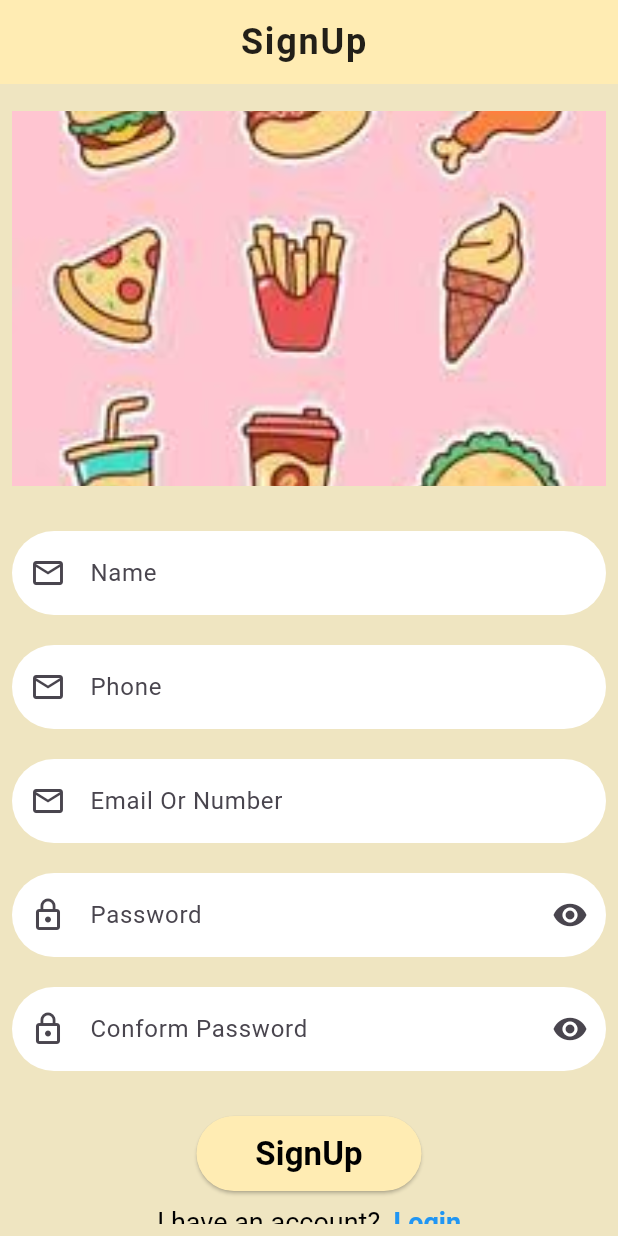
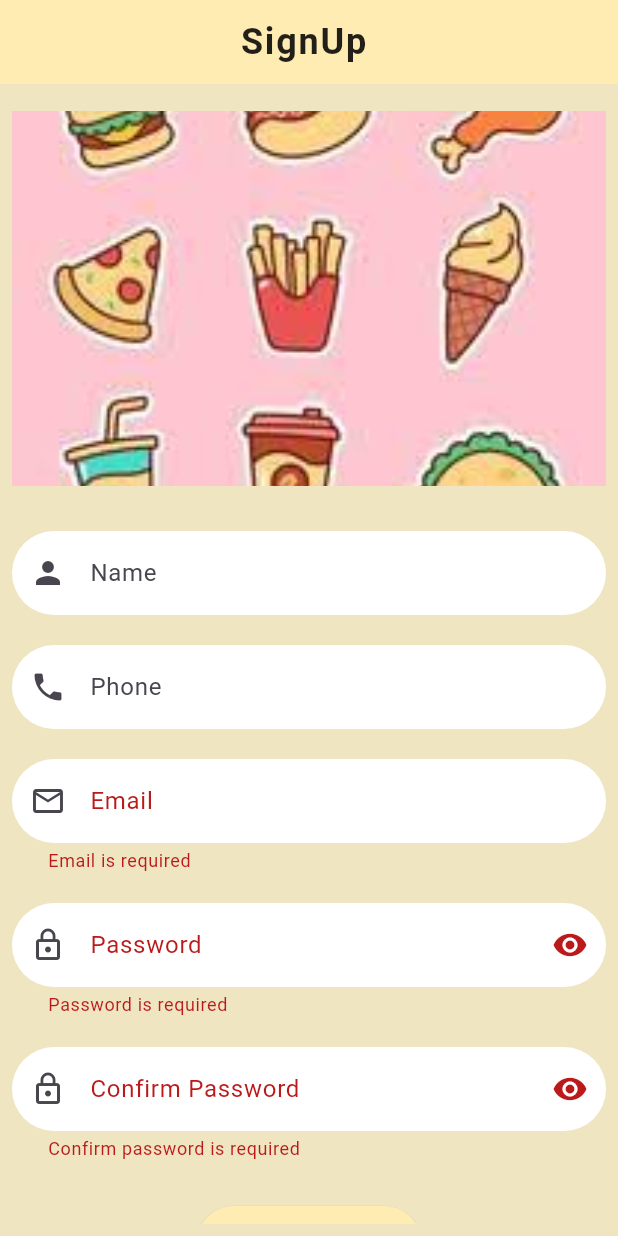
Before and after one commit to Mudasir-Rahman/elvatrix_ui_task, a Flutter app: the SignUpScreen screen opened directly, after a tap on "SignUp", on a phone screen of 412 x 824 dp. Run offline on Flutter 3.47's test engine with Material 3 defaults, Android fonts, the light colour scheme and no system bars; our stand-ins replace firebase_auth, firebase_core, flutter_bloc, fluttertoast; accounts and stored records are empty; generated files the repository leaves out were written again.

```diff
--- a/lib/blocs/auth/auth_signup/auth_signup_bloc.dart
+++ b/lib/blocs/auth/auth_signup/auth_signup_bloc.dart
@@ -0,0 +1,28 @@
+import 'package:flutter_bloc/flutter_bloc.dart';
+import '../../../core/repository/auth_firebase_repository.dart';
+import 'auth_signup_event.dart';
+import 'auth_signup_state.dart';
+
+class AuthSignupBloc extends Bloc<AuthSignupEvent, AuthSignupState> {
+  final AuthRepository authRepository;
+
+  AuthSignupBloc({required this.authRepository})
+      : super(AuthSignupInitialState()) {
+    on<AuthSignUpRequested>((event, emit) async {
+      emit(AuthSignupLoadingState());
+      try {
+        final user = await authRepository.signUp(
+          email: event.email,
+          password: event.password,
+        );
+        if (user != null) {
+          emit(AuthSignupSuccessState());
+        } else {
+          emit(AuthSignupFailureState("Sign up failed: User is null"));
+        }
+      } catch (e) {
+        emit(AuthSignupFailureState(e.toString()));
+      }
+    });
+  }
+}
--- a/lib/blocs/auth/auth_signup/auth_signup_event.dart
+++ b/lib/blocs/auth/auth_signup/auth_signup_event.dart
@@ -0,0 +1,9 @@
+abstract class AuthSignupEvent{}
+class AuthSignUpRequested extends AuthSignupEvent{
+  final String name ;
+  final String phone ;
+  final String email;
+  final String password ;
+  final String ConformPassword;
+  AuthSignUpRequested( this.name , this.phone,this.email,this.password,this.ConformPassword);
+}
--- a/lib/blocs/auth/auth_signup/auth_signup_state.dart
+++ b/lib/blocs/auth/auth_signup/auth_signup_state.dart
@@ -0,0 +1,8 @@
+abstract class AuthSignupState{}
+class AuthSignupInitialState   extends AuthSignupState{}
+class AuthSignupLoadingState extends AuthSignupState{}
+class AuthSignupSuccessState extends AuthSignupState{}
+class AuthSignupFailureState extends AuthSignupState{
+final String message;
+AuthSignupFailureState(this.message);
+}
--- a/lib/core/repository/auth_firebase_repository.dart
+++ b/lib/core/repository/auth_firebase_repository.dart
@@ -8,6 +8,11 @@ class AuthRepository{
         password: password);
   return result.user;
   }
+  Future<User?> signUp({required String email ,required String password}) async{
+    final result= await firebaseAuth.createUserWithEmailAndPassword(email: email,
+        password: password);
+    return result.user;
+  }
   Future<void> signOut() async {
     await firebaseAuth.signOut();
   }
--- a/lib/core/view/ui_screen/login_screen.dart
+++ b/lib/core/view/ui_screen/login_screen.dart
@@ -58,8 +58,6 @@ Navigator.push(context, MaterialPageRoute(builder: (context)=>HomeScreen()));
         SnackBar(content: Text(state.message)),
       );
     }
-
-
   },
   child: Form(
          key: formKey,
--- a/lib/core/view/ui_screen/signUp_screen.dart
+++ b/lib/core/view/ui_screen/signUp_screen.dart
@@ -1,4 +1,9 @@
+import 'package:elvtrix_ui_task/blocs/auth/auth_signup/auth_signup_bloc.dart';
+import 'package:elvtrix_ui_task/blocs/auth/auth_signup/auth_signup_event.dart';
+import 'package:elvtrix_ui_task/blocs/auth/auth_signup/auth_signup_state.dart';
 import 'package:elvtrix_ui_task/core/themes/app_color.dart';
+import 'package:flutter_bloc/flutter_bloc.dart';
+import '../home/home_Screen.dart';
 import 'login_screen.dart';
 import 'package:flutter/gestures.dart';
 import 'package:flutter/material.dart';
@@ -11,7 +16,14 @@ class SignUpScreen extends StatefulWidget {
 }
 
 class _SignUpScreenState extends State<SignUpScreen> {
-  GlobalKey<FormState> formKey=GlobalKey<FormState>();
+  final GlobalKey<FormState> formKey = GlobalKey<FormState>();
+
+  final TextEditingController emailController = TextEditingController();
+  final TextEditingController passwordController = TextEditingController();
+  final TextEditingController nameController = TextEditingController();
+  final TextEditingController phoneController = TextEditingController();
+  final TextEditingController conformPasswordController = TextEditingController();
+
   @override
   Widget build(BuildContext context) {
     return Scaffold(
@@ -30,13 +42,37 @@ class _SignUpScreenState extends State<SignUpScreen> {
         centerTitle: true,
         backgroundColor: AppColors.lightOrange,
       ),
-      body:
-      Form(
+      body: BlocListener<AuthSignupBloc, AuthSignupState>(
+        listener: (context, state) {
+          if (state is AuthSignupLoadingState) {
+            showDialog(
+              context: context,
+              barrierDismissible: false,
+              builder: (_) => const Center(child: CircularProgressIndicator()),
+            );
+          } else if (state is AuthSignupSuccessState) {
+            Navigator.pop(context); // close loading
+            ScaffoldMessenger.of(context).showSnackBar(
+              const SnackBar(content: Text("Signup Successful")),
+            );
+            Navigator.push(
+              context,
+              MaterialPageRoute(builder: (context) => HomeScreen()),
+            );
+          } else if (state is AuthSignupFailureState) {
+            Navigator.pop(context); // close loading
+            ScaffoldMessenger.of(context).showSnackBar(
+              SnackBar(content: Text(state.message)),
+            );
+          }
+        },
+        child: Form(
+          key: formKey,
           child: Padding(
             padding: const EdgeInsets.all(8.0),
-          child: SingleChildScrollView(child:   Column(
+            child: SingleChildScrollView(
+              child: Column(
                 mainAxisAlignment: MainAxisAlignment.center,
-            crossAxisAlignment: CrossAxisAlignment.center,
                 children: [
                   const SizedBox(height: 10),
                   SizedBox(
@@ -49,54 +85,15 @@ class _SignUpScreenState extends State<SignUpScreen> {
                   ),
                   const SizedBox(height: 30),
                   TextFormField(
+                    controller: nameController,
                     keyboardType: TextInputType.text,
                     decoration: InputDecoration(
                       hintText: 'Enter your Name',
-                  labelText: "Name ",
-                  prefixIcon: const Icon(Icons.email_outlined),
+                      labelText: "Name",
+                      prefixIcon: const Icon(Icons.person),
                       filled: true,
                       fillColor: Colors.white,
-                  contentPadding:
-                  const EdgeInsets.symmetric(vertical: 16, horizontal: 20),
-                  border: OutlineInputBorder(
-                    borderRadius: BorderRadius.circular(30),
-                    borderSide: BorderSide.none,
-                  ),
-                ),
-              ),
-              SizedBox(
-                height: 20,
-              ),
-
-              TextFormField(
-                keyboardType: TextInputType.phone,
-                decoration: InputDecoration(
-                  hintText: 'Enter your Phone Number',
-                  labelText: "Phone ",
-                  prefixIcon: const Icon(Icons.email_outlined),
-                  filled: true,
-                  fillColor: Colors.white,
-                  contentPadding:
-                  const EdgeInsets.symmetric(vertical: 16, horizontal: 20),
-                  border: OutlineInputBorder(
-                    borderRadius: BorderRadius.circular(30),
-                    borderSide: BorderSide.none,
-                  ),
-                ),
-              ),
-              SizedBox(
-                height: 20,
-              ),
-              TextFormField(
-                keyboardType: TextInputType.emailAddress,
-                decoration: InputDecoration(
-                  hintText: 'Enter your email Or Number ',
-                  labelText: "Email Or Number ",
-                  prefixIcon: const Icon(Icons.email_outlined),
-                  filled: true,
-                  fillColor: Colors.white,
-                  contentPadding:
-                  const EdgeInsets.symmetric(vertical: 16, horizontal: 20),
+                      contentPadding: const EdgeInsets.symmetric(vertical: 16, horizontal: 20),
                       border: OutlineInputBorder(
                         borderRadius: BorderRadius.circular(30),
                         borderSide: BorderSide.none,
@@ -105,34 +102,96 @@ class _SignUpScreenState extends State<SignUpScreen> {
                   ),
                   const SizedBox(height: 20),
                   TextFormField(
-                obscureText: true,
+                    controller: phoneController,
+                    keyboardType: TextInputType.phone,
                     decoration: InputDecoration(
-                  hintText: 'Enter your password',
-                  labelText: "Password",
-                  prefixIcon: const Icon(Icons.lock_outline),
-                  suffixIcon: Icon(Icons.visibility),
+                      hintText: 'Enter your Phone Number',
+                      labelText: "Phone",
+                      prefixIcon: const Icon(Icons.phone),
                       filled: true,
                       fillColor: Colors.white,
-                  contentPadding:
-                  const EdgeInsets.symmetric(vertical: 16, horizontal: 20),
+                      contentPadding: const EdgeInsets.symmetric(vertical: 16, horizontal: 20),
                       border: OutlineInputBorder(
                         borderRadius: BorderRadius.circular(30),
                         borderSide: BorderSide.none,
                       ),
                     ),
                   ),
-              const SizedBox(height: 20,),
+                  const SizedBox(height: 20),
                   TextFormField(
+                    validator: (value) {
+                      if (value == null || value.isEmpty) {
+                        return "Email is required";
+                      }
+                      if (!RegExp(r'^[\w-\.]+@([\w-]+\.)+[\w]{2,4}$')
+                          .hasMatch(value)) {
+                        return 'Please enter a valid email';
+                      }
+                      return null;
+                    },
+                    controller: emailController,
+                    keyboardType: TextInputType.emailAddress,
+                    decoration: InputDecoration(
+                      hintText: 'Enter your email',
+                      labelText: "Email",
+                      prefixIcon: const Icon(Icons.email_outlined),
+                      filled: true,
+                      fillColor: Colors.white,
+                      contentPadding: const EdgeInsets.symmetric(vertical: 16, horizontal: 20),
+                      border: OutlineInputBorder(
+                        borderRadius: BorderRadius.circular(30),
+                        borderSide: BorderSide.none,
+                      ),
+                    ),
+                  ),
+                  const SizedBox(height: 20),
+                  TextFormField(
+                    validator: (value) {
+                      if (value == null || value.isEmpty) {
+                        return "Password is required";
+                      }
+                      if (value.length < 6) {
+                        return 'Password must be at least 6 characters';
+                      }
+                      return null;
+                    },
+                    controller: passwordController,
                     obscureText: true,
                     decoration: InputDecoration(
-                  hintText: 'Conform your password',
-                  labelText: "Conform Password",
+                      hintText: 'Enter your password',
+                      labelText: "Password",
                       prefixIcon: const Icon(Icons.lock_outline),
-                  suffixIcon: Icon(Icons.visibility),
+                      suffixIcon: const Icon(Icons.visibility),
                       filled: true,
                       fillColor: Colors.white,
-                  contentPadding:
-                  const EdgeInsets.symmetric(vertical: 16, horizontal: 20),
+                      contentPadding: const EdgeInsets.symmetric(vertical: 16, horizontal: 20),
+                      border: OutlineInputBorder(
+                        borderRadius: BorderRadius.circular(30),
+                        borderSide: BorderSide.none,
+                      ),
+                    ),
+                  ),
+                  const SizedBox(height: 20),
+                  TextFormField(
+                    validator: (value) {
+                      if (value == null || value.isEmpty) {
+                        return 'Confirm password is required';
+                      }
+                      if (value != passwordController.text) {
+                        return 'Passwords do not match';
+                      }
+                      return null;
+                    },
+                    controller: conformPasswordController,
+                    obscureText: true,
+                    decoration: InputDecoration(
+                      hintText: 'Confirm your password',
+                      labelText: "Confirm Password",
+                      prefixIcon: const Icon(Icons.lock_outline),
+                      suffixIcon: const Icon(Icons.visibility),
+                      filled: true,
+                      fillColor: Colors.white,
+                      contentPadding: const EdgeInsets.symmetric(vertical: 16, horizontal: 20),
                       border: OutlineInputBorder(
                         borderRadius: BorderRadius.circular(30),
                         borderSide: BorderSide.none,
@@ -143,25 +202,40 @@ class _SignUpScreenState extends State<SignUpScreen> {
                   Column(
                     mainAxisAlignment: MainAxisAlignment.center,
                     children: [
-
                       SizedBox(
                         height: 50,
                         width: 150,
                         child: ElevatedButton(
                           style: ElevatedButton.styleFrom(
-
                             backgroundColor: AppColors.lightOrange,
-                            shape: RoundedRectangleBorder(borderRadius:BorderRadius.circular(30)),
+                            shape: RoundedRectangleBorder(
+                              borderRadius: BorderRadius.circular(30),
                             ),
-                          onPressed: (){},
-                          child: Text("SignUp",style: TextStyle(fontSize: 22,fontWeight: FontWeight.bold,color: Colors.black),)),
                           ),
-                    SizedBox(
-                      height: 10,
+                          onPressed: () {
+                            if (formKey.currentState!.validate()) {
+                              BlocProvider.of<AuthSignupBloc>(context).add(
+                                AuthSignUpRequested(
+                                  nameController.text.trim(),
+                                  phoneController.text.trim(),
+                                  emailController.text.trim(),
+                                  passwordController.text.trim(),
+                                  conformPasswordController.text.trim(),
                                 ),
-                    Row(
-                      mainAxisAlignment: MainAxisAlignment.center,
-                      children: [
+                              );
+                            }
+                          },
+                          child: const Text(
+                            "SignUp",
+                            style: TextStyle(
+                              fontSize: 22,
+                              fontWeight: FontWeight.bold,
+                              color: Colors.black,
+                            ),
+                          ),
+                        ),
+                      ),
+                      const SizedBox(height: 10),
                       RichText(
                         text: TextSpan(
                           style: const TextStyle(fontSize: 18, color: Colors.black),
@@ -176,15 +250,15 @@ class _SignUpScreenState extends State<SignUpScreen> {
                               ),
                               recognizer: TapGestureRecognizer()
                                 ..onTap = () {
-                                    Navigator.push(context, MaterialPageRoute(builder: (context) => const LoginScreen()));
+                                  Navigator.push(
+                                    context,
+                                    MaterialPageRoute(builder: (context) => const LoginScreen()),
+                                  );
                                 },
                             ),
                           ],
                         ),
                       ),
-                      ],
-                    )
-
                     ],
                   ),
                 ],
@@ -192,6 +266,7 @@ class _SignUpScreenState extends State<SignUpScreen> {
             ),
           ),
         ),
+      ),
     );
   }
 }
```
Also changed, not shown: lib/core/services/splesh_screen.dart (+6 -10 lines), lib/core/services/splesh_serviced.dart (+28 -0 lines), lib/core/view/ui_screen/welcome_screen.dart (+7 -4 lines), lib/main.dart (+11 -5 lines), 1 other file. Lines whose indentation alone changed are shown as unchanged.
